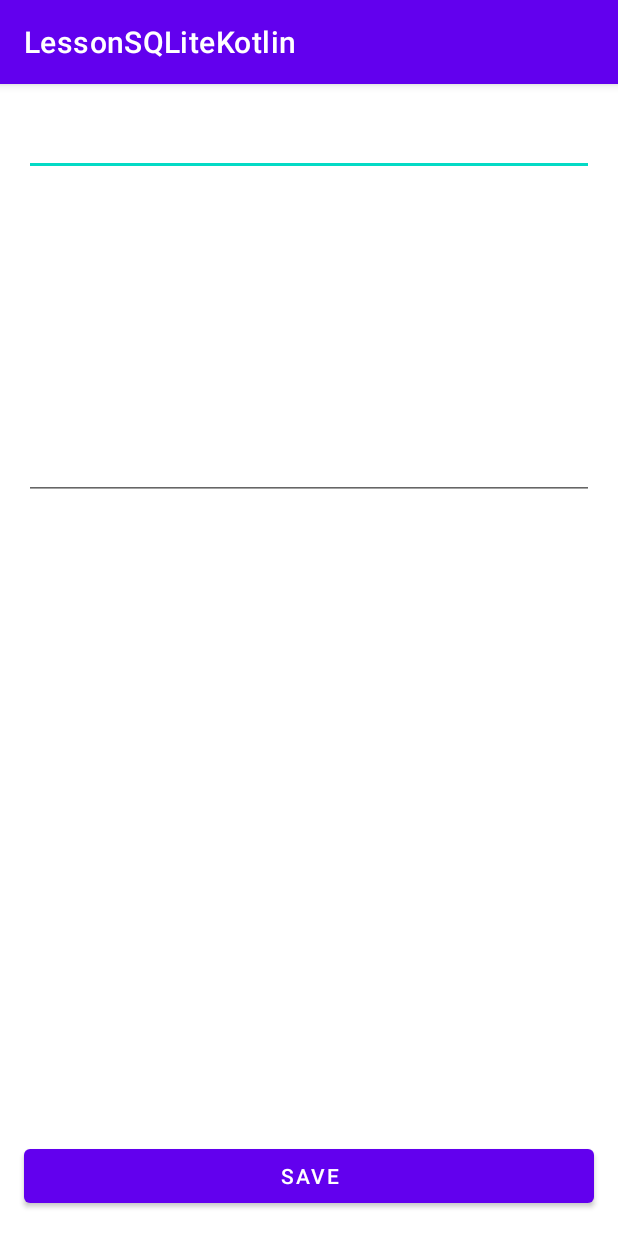
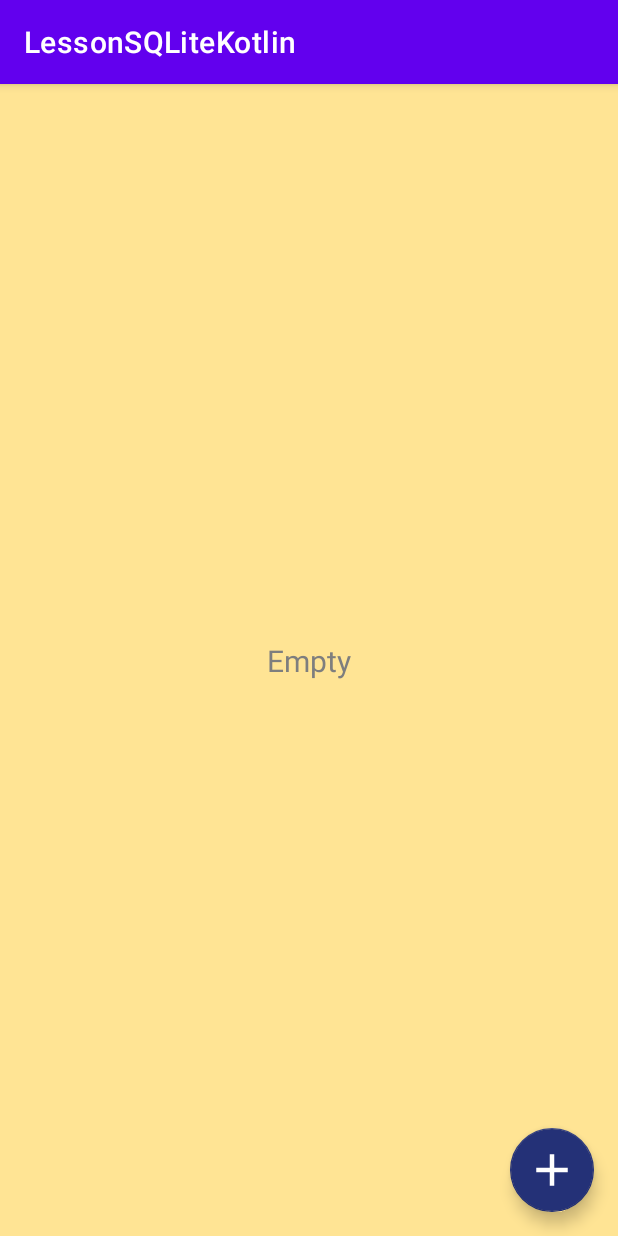
Before and after one commit to AlexeySkillman/LessonSQLiteKotlin, an Android app: the screen it shows after launch (MainActivity), on a phone screen of 412 x 824 dp. Run offline under Robolectric (Android 15) with nearby library versions, the phone set to English and light mode, and no system bars.

Commit message:
Created UI elements for Main and Edit Activities

```diff
--- a/app/build.gradle
+++ b/app/build.gradle
@@ -15,6 +15,7 @@ android {
         versionName "1.0"
 
         testInstrumentationRunner "androidx.test.runner.AndroidJUnitRunner"
+        android.defaultConfig.vectorDrawables.useSupportLibrary = true // Чтобы на вектор не ругался во флоаткнопке
     }
 
     buildTypes {
--- a/app/src/main/AndroidManifest.xml
+++ b/app/src/main/AndroidManifest.xml
@@ -10,6 +10,9 @@
         android:supportsRtl="true"
         android:theme="@style/Theme.LessonSQLiteKotlin">
         <activity
+            android:name=".EditActivity"
+            android:exported="false" />
+        <activity
             android:name=".MainActivity"
             android:exported="true">
             <intent-filter>
--- a/app/src/main/java/com/example/lessonsqlitekotlin/MainActivity.kt
+++ b/app/src/main/java/com/example/lessonsqlitekotlin/MainActivity.kt
@@ -1,5 +1,6 @@
 package com.example.lessonsqlitekotlin
 
+import android.content.Intent
 import androidx.appcompat.app.AppCompatActivity
 import android.os.Bundle
 import android.text.method.ScrollingMovementMethod
@@ -14,33 +15,18 @@ class MainActivity : AppCompatActivity() {
     override fun onCreate(savedInstanceState: Bundle?) {
         super.onCreate(savedInstanceState)
         setContentView(R.layout.activity_main)
-        onClickSave()
-
-        tvText.setMovementMethod(ScrollingMovementMethod());
     }
 
     override fun onResume(){
         super.onResume()
         myDbManager.openDb()
         val dataList = myDbManager.readDbData()
-        for (item in dataList){
-            tvText.append(item)
-            tvText.append("\n")
-        }
     }
 
 
-    private fun onClickSave(){
-        onClickSave.setOnClickListener(){
-            tvText.text = ""
-            // myDbManager.openDb()
-            myDbManager.insertDb(edTitle.text.toString(), edContent.text.toString())
-            val dataList = myDbManager.readDbData()
-            for (item in dataList){
-                tvText.append(item)
-                tvText.append("\n")
-            }
-        }
+    fun onClickNew(view: View){
+        val i  = Intent(this, EditActivity::class.java)
+        startActivity(i)
     }
 
     override fun onDestroy() {
--- /dev/null
+++ b/app/src/main/res/drawable/ic_add.xml
@@ -0,0 +1,10 @@
+<vector xmlns:android="http://schemas.android.com/apk/res/android"
+    android:width="24dp"
+    android:height="24dp"
+    android:tint="#FFFFFF"
+    android:viewportWidth="24"
+    android:viewportHeight="24">
+    <path
+        android:fillColor="@android:color/white"
+        android:pathData="M19,13h-6v6h-2v-6H5v-2h6V5h2v6h6v2z" />
+</vector>
--- /dev/null
+++ b/app/src/main/res/drawable/ic_save.xml
@@ -0,0 +1,5 @@
+<vector android:height="24dp" android:tint="#FFFFFF"
+    android:viewportHeight="24" android:viewportWidth="24"
+    android:width="24dp" xmlns:android="http://schemas.android.com/apk/res/android">
+    <path android:fillColor="@android:color/white" android:pathData="M19,12v7L5,19v-7L3,12v7c0,1.1 0.9,2 2,2h14c1.1,0 2,-0.9 2,-2v-7h-2zM13,12.67l2.59,-2.58L17,11.5l-5,5 -5,-5 1.41,-1.41L11,12.67L11,3h2z"/>
+</vector>
--- a/app/src/main/res/layout/activity_main.xml
+++ b/app/src/main/res/layout/activity_main.xml
@@ -4,60 +4,48 @@
     xmlns:tools="http://schemas.android.com/tools"
     android:layout_width="match_parent"
     android:layout_height="match_parent"
+    android:background="@color/dark_bg"
     android:scrollbars="vertical"
     tools:context=".MainActivity">
 
-    <TextView
-        android:id="@+id/tvText"
+    <androidx.recyclerview.widget.RecyclerView
+        android:id="@+id/rcView"
         android:layout_width="0dp"
         android:layout_height="0dp"
-        android:layout_marginTop="16dp"
-        android:layout_marginBottom="16dp"
-        android:scrollbarStyle="insideInset"
-        app:layout_constraintBottom_toTopOf="@+id/onClickSave"
-        app:layout_constraintEnd_toEndOf="@+id/edContent"
+        app:layout_constraintBottom_toBottomOf="parent"
+        app:layout_constraintEnd_toEndOf="parent"
         app:layout_constraintHorizontal_bias="1.0"
-        app:layout_constraintLeft_toLeftOf="parent"
-        app:layout_constraintRight_toRightOf="parent"
-        app:layout_constraintStart_toStartOf="@+id/edContent"
-        app:layout_constraintTop_toBottomOf="@+id/edContent"
-        android:scrollbars ="vertical"/>
+        app:layout_constraintStart_toStartOf="parent"
+        app:layout_constraintTop_toTopOf="parent"
+        app:layout_constraintVertical_bias="0.0">
 
-    <EditText
-        android:id="@+id/edTitle"
-        android:layout_width="0dp"
+    </androidx.recyclerview.widget.RecyclerView>
+
+    <TextView
+        android:id="@+id/tvNoElements"
+        android:layout_width="wrap_content"
         android:layout_height="wrap_content"
-        android:layout_marginStart="16dp"
-        android:layout_marginTop="16dp"
-        android:layout_marginEnd="16dp"
-        android:ems="10"
-        android:inputType="textPersonName"
-        app:layout_constraintEnd_toEndOf="parent"
-        app:layout_constraintStart_toStartOf="parent"
+        android:text="Empty"
+        android:textColor="@color/gray"
+        android:textSize="20sp"
+        app:layout_constraintBottom_toBottomOf="parent"
+        app:layout_constraintEnd_toEndOf="@+id/rcView"
+        app:layout_constraintStart_toStartOf="@+id/rcView"
         app:layout_constraintTop_toTopOf="parent" />
 
-    <EditText
-        android:id="@+id/edContent"
-        android:layout_width="0dp"
+    <com.google.android.material.floatingactionbutton.FloatingActionButton
+        android:id="@+id/fbNew"
+        android:layout_width="wrap_content"
         android:layout_height="wrap_content"
-        android:layout_marginTop="16dp"
-        android:height="200dp"
-        android:ems="10"
-        android:gravity="top"
-        android:inputType="textMultiLine|textPersonName"
-        app:layout_constraintEnd_toEndOf="@+id/edTitle"
-        app:layout_constraintStart_toStartOf="@+id/edTitle"
-        app:layout_constraintTop_toBottomOf="@+id/edTitle" />
-
-    <Button
-        android:id="@+id/onClickSave"
-        android:layout_width="0dp"
-        android:layout_height="wrap_content"
+        android:layout_marginEnd="16dp"
         android:layout_marginBottom="16dp"
-        android:text="Save"
-        app:layout_constraintBottom_toBottomOf="parent"
-        app:layout_constraintEnd_toEndOf="@+id/tvText"
-        app:layout_constraintHorizontal_bias="0.54"
-        app:layout_constraintStart_toStartOf="@+id/tvText" />
-
+        android:clickable="true"
+        android:onClick="onClickNew"
+        app:backgroundTint="@color/dark_blue"
+        app:layout_constraintBottom_toBottomOf="@+id/rcView"
+        app:layout_constraintEnd_toEndOf="parent"
+        app:maxImageSize="36dp"
+        app:srcCompat="@drawable/ic_add"
+        app:tint="@color/white"
+        tools:ignore="SpeakableTextPresentCheck" />
 </androidx.constraintlayout.widget.ConstraintLayout>
--- a/app/src/main/res/values/colors.xml
+++ b/app/src/main/res/values/colors.xml
@@ -7,4 +7,8 @@
     <color name="teal_700">#FF018786</color>
     <color name="black">#FF000000</color>
     <color name="white">#FFFFFFFF</color>
+
+    <color name="dark_blue">#243177</color>
+    <color name="dark_bg">#FFE494</color>
+    <color name="gray">#7E7E7E</color>
 </resources>
```
Also changed, not shown: app/src/main/java/com/example/lessonsqlitekotlin/EditActivity.kt (added, +11 -0 lines), app/src/main/res/layout/edit_activity.xml (added, +57 -0 lines), 1 other file.
